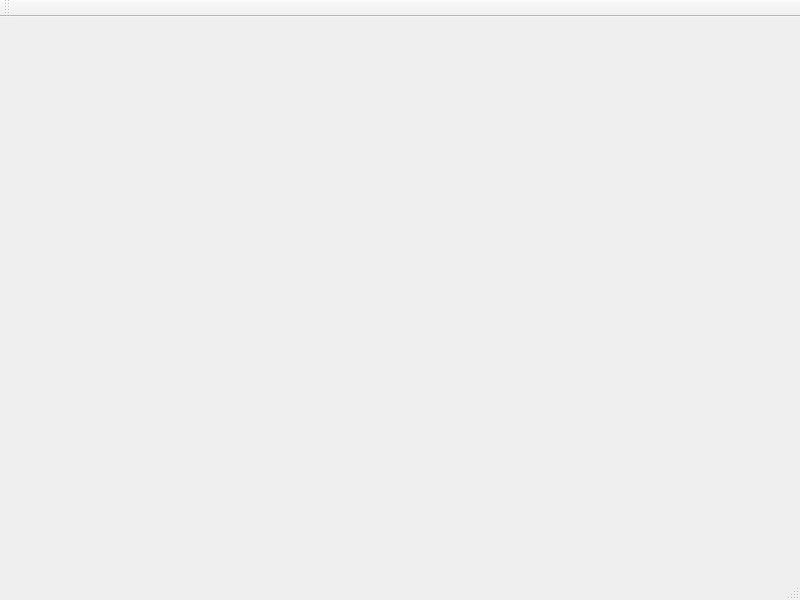
Old version of the form ui/mainwindow.ui in the repository TechCrent/VectorGraphicsEditor.
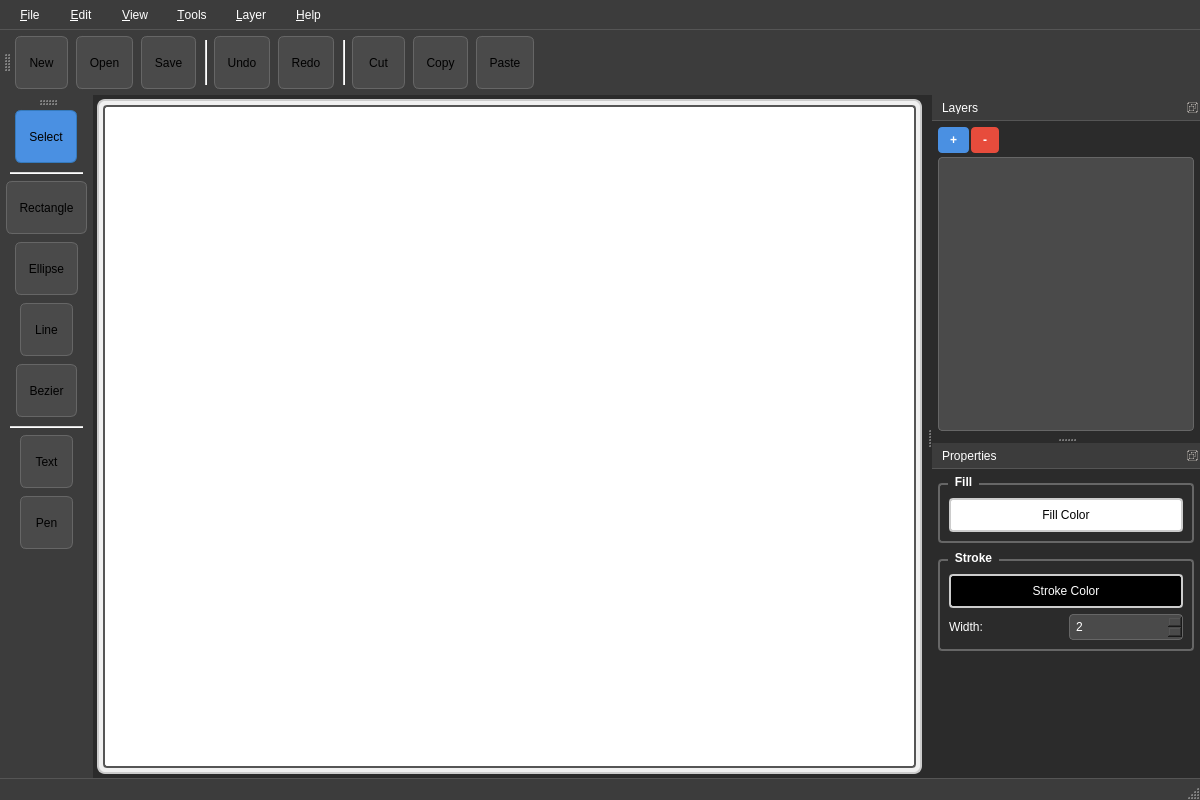
New version of the form. Icons and pictures are not drawn. Custom widgets are drawn as their Qt base class.

Diff of the .ui file:
```diff
--- a/ui/mainwindow.ui
+++ b/ui/mainwindow.ui
@@ -6,49 +6,283 @@
    <rect>
     <x>0</x>
     <y>0</y>
-    <width>800</width>
-    <height>600</height>
+    <width>1200</width>
+    <height>800</height>
    </rect>
   </property>
+  <property name="minimumSize">
+   <size>
+    <width>1024</width>
+    <height>768</height>
+   </size>
+  </property>
   <property name="windowTitle">
-   <string>Vector Graphics Editor</string>
+   <string>Vector Graphics Editor - Professional</string>
+  </property>
+  <property name="windowIcon">
+   <iconset>
+    <normaloff>.</normaloff>.</iconset>
+  </property>
+  <property name="styleSheet">
+   <string notr="true">
+QMainWindow {
+    background-color: #2b2b2b;
+    color: #ffffff;
+}
+
+QMenuBar {
+    background-color: #3c3c3c;
+    color: #ffffff;
+    border-bottom: 1px solid #555555;
+    padding: 2px;
+}
+
+QMenuBar::item {
+    background-color: transparent;
+    padding: 6px 12px;
+    border-radius: 4px;
+}
+
+QMenuBar::item:selected {
+    background-color: #4a90e2;
+}
+
+QToolBar {
+    background-color: #3c3c3c;
+    border: none;
+    spacing: 4px;
+    padding: 4px;
+}
+
+QToolButton {
+    background-color: #4a4a4a;
+    border: 1px solid #666666;
+    border-radius: 6px;
+    padding: 8px;
+    margin: 2px;
+    min-width: 32px;
+    min-height: 32px;
+}
+
+QToolButton:hover {
+    background-color: #5a5a5a;
+    border-color: #4a90e2;
+}
+
+QToolButton:pressed, QToolButton:checked {
+    background-color: #4a90e2;
+    border-color: #357abd;
+}
+
+QDockWidget {
+    background-color: #2b2b2b;
+    color: #ffffff;
+    border: 1px solid #555555;
+    titlebar-close-icon: url(close.png);
+    titlebar-normal-icon: url(float.png);
+}
+
+QDockWidget::title {
+    background-color: #3c3c3c;
+    padding: 6px;
+    border-bottom: 1px solid #555555;
+    font-weight: bold;
+}
+
+QStatusBar {
+    background-color: #3c3c3c;
+    color: #ffffff;
+    border-top: 1px solid #555555;
+}
+
+#canvasWidget {
+    background-color: #ffffff;
+    border: 2px solid #555555;
+    border-radius: 4px;
+}
+   </string>
   </property>
   <widget class="QWidget" name="centralwidget">
-   <widget class="Canvas" name="canvasWidget" native="true">
-    <property name="geometry">
-     <rect>
-      <x>0</x>
-      <y>0</y>
-      <width>481</width>
-      <height>411</height>
-     </rect>
+   <layout class="QHBoxLayout" name="centralLayout">
+    <property name="spacing">
+     <number>0</number>
     </property>
-    <property name="minimumSize">
-     <size>
-      <width>400</width>
-      <height>400</height>
-     </size>
+    <property name="leftMargin">
+     <number>4</number>
     </property>
-   </widget>
+    <property name="topMargin">
+     <number>4</number>
+    </property>
+    <property name="rightMargin">
+     <number>4</number>
+    </property>
+    <property name="bottomMargin">
+     <number>4</number>
+    </property>
+    <item>
+     <widget class="QFrame" name="canvasFrame">
+      <property name="frameShape">
+       <enum>QFrame::StyledPanel</enum>
+      </property>
+      <property name="frameShadow">
+       <enum>QFrame::Raised</enum>
+      </property>
+      <property name="styleSheet">
+       <string notr="true">
+QFrame#canvasFrame {
+    background-color: #f0f0f0;
+    border: 2px solid #cccccc;
+    border-radius: 8px;
+}
+       </string>
+      </property>
+      <layout class="QVBoxLayout" name="canvasLayout">
+       <property name="spacing">
+        <number>0</number>
+       </property>
+       <property name="leftMargin">
+        <number>4</number>
+       </property>
+       <property name="topMargin">
+        <number>4</number>
+       </property>
+       <property name="rightMargin">
+        <number>4</number>
+       </property>
+       <property name="bottomMargin">
+        <number>4</number>
+       </property>
+       <item>
+        <widget class="Canvas" name="canvasWidget" native="true">
+         <property name="minimumSize">
+          <size>
+           <width>600</width>
+           <height>400</height>
+          </size>
+         </property>
+         <property name="styleSheet">
+          <string notr="true">
+Canvas {
+    background-color: white;
+    border: 1px solid #ddd;
+    border-radius: 4px;
+}
+          </string>
+         </property>
+        </widget>
+       </item>
+      </layout>
+     </widget>
+    </item>
+   </layout>
   </widget>
   <widget class="QMenuBar" name="menuBar">
    <property name="geometry">
     <rect>
      <x>0</x>
      <y>0</y>
-     <width>800</width>
-     <height>17</height>
+     <width>1200</width>
+     <height>24</height>
     </rect>
    </property>
+   <widget class="QMenu" name="menuFile">
+    <property name="title">
+     <string>&amp;File</string>
+    </property>
+    <addaction name="actionNew"/>
+    <addaction name="actionOpen"/>
+    <addaction name="actionSave"/>
+    <addaction name="actionSave_As"/>
+    <addaction name="separator"/>
+    <addaction name="actionImport_SVG"/>
+    <addaction name="actionExport_SVG"/>
+    <addaction name="separator"/>
+    <addaction name="actionExit"/>
+   </widget>
+   <widget class="QMenu" name="menuEdit">
+    <property name="title">
+     <string>&amp;Edit</string>
+    </property>
+    <addaction name="actionUndo"/>
+    <addaction name="actionRedo"/>
+    <addaction name="separator"/>
+    <addaction name="actionCut"/>
+    <addaction name="actionCopy"/>
+    <addaction name="actionPaste"/>
+    <addaction name="actionDelete"/>
+    <addaction name="separator"/>
+    <addaction name="actionSelect_All"/>
+   </widget>
+   <widget class="QMenu" name="menuView">
+    <property name="title">
+     <string>&amp;View</string>
+    </property>
+    <addaction name="actionZoom_In"/>
+    <addaction name="actionZoom_Out"/>
+    <addaction name="actionFit_to_View"/>
+    <addaction name="actionActual_Size"/>
+    <addaction name="separator"/>
+    <addaction name="actionShow_Grid"/>
+    <addaction name="actionSnap_to_Grid"/>
+    <addaction name="separator"/>
+    <addaction name="actionShow_Rulers"/>
+    <addaction name="actionShow_Guides"/>
+   </widget>
+   <widget class="QMenu" name="menuTools">
+    <property name="title">
+     <string>&amp;Tools</string>
+    </property>
+    <addaction name="actionSelect"/>
+    <addaction name="separator"/>
+    <addaction name="actionRectangle"/>
+    <addaction name="actionEllipse"/>
+    <addaction name="actionLine"/>
+    <addaction name="actionBezier"/>
+    <addaction name="separator"/>
+    <addaction name="actionText"/>
+    <addaction name="actionPen"/>
+   </widget>
+   <widget class="QMenu" name="menuLayer">
+    <property name="title">
+     <string>&amp;Layer</string>
+    </property>
+    <addaction name="actionNew_Layer"/>
+    <addaction name="actionDuplicate_Layer"/>
+    <addaction name="actionDelete_Layer"/>
+    <addaction name="separator"/>
+    <addaction name="actionMove_Layer_Up"/>
+    <addaction name="actionMove_Layer_Down"/>
+   </widget>
+   <widget class="QMenu" name="menuHelp">
+    <property name="title">
+     <string>&amp;Help</string>
+    </property>
+    <addaction name="actionAbout"/>
+    <addaction name="actionAbout_Qt"/>
+   </widget>
+   <addaction name="menuFile"/>
+   <addaction name="menuEdit"/>
+   <addaction name="menuView"/>
+   <addaction name="menuTools"/>
+   <addaction name="menuLayer"/>
+   <addaction name="menuHelp"/>
   </widget>
   <widget class="QStatusBar" name="statusBar">
-   <property name="acceptDrops">
-    <bool>true</bool>
+   <property name="styleSheet">
+    <string notr="true">
+QStatusBar {
+    border-top: 1px solid #555555;
+    padding: 2px;
+}
+    </string>
    </property>
   </widget>
   <widget class="QToolBar" name="toolBar">
    <property name="windowTitle">
-    <string>toolBar</string>
+    <string>Main Toolbar</string>
+   </property>
+   <property name="toolButtonStyle">
+    <enum>Qt::ToolButtonIconOnly</enum>
    </property>
    <attribute name="toolBarArea">
     <enum>TopToolBarArea</enum>
@@ -56,7 +290,676 @@
    <attribute name="toolBarBreak">
     <bool>false</bool>
    </attribute>
+   <addaction name="actionNew"/>
+   <addaction name="actionOpen"/>
+   <addaction name="actionSave"/>
+   <addaction name="separator"/>
+   <addaction name="actionUndo"/>
+   <addaction name="actionRedo"/>
+   <addaction name="separator"/>
+   <addaction name="actionCut"/>
+   <addaction name="actionCopy"/>
+   <addaction name="actionPaste"/>
   </widget>
+  <widget class="QToolBar" name="toolsToolBar">
+   <property name="windowTitle">
+    <string>Tools</string>
+   </property>
+   <property name="toolButtonStyle">
+    <enum>Qt::ToolButtonIconOnly</enum>
+   </property>
+   <attribute name="toolBarArea">
+    <enum>LeftToolBarArea</enum>
+   </attribute>
+   <attribute name="toolBarBreak">
+    <bool>false</bool>
+   </attribute>
+   <addaction name="actionSelect"/>
+   <addaction name="separator"/>
+   <addaction name="actionRectangle"/>
+   <addaction name="actionEllipse"/>
+   <addaction name="actionLine"/>
+   <addaction name="actionBezier"/>
+   <addaction name="separator"/>
+   <addaction name="actionText"/>
+   <addaction name="actionPen"/>
+  </widget>
+  <widget class="QDockWidget" name="layersDock">
+   <property name="features">
+    <set>QDockWidget::DockWidgetFloatable|QDockWidget::DockWidgetMovable</set>
+   </property>
+   <property name="windowTitle">
+    <string>Layers</string>
+   </property>
+   <attribute name="dockWidgetArea">
+    <number>2</number>
+   </attribute>
+   <widget class="QWidget" name="layersContent">
+    <layout class="QVBoxLayout" name="layersLayout">
+     <property name="spacing">
+      <number>4</number>
+     </property>
+     <property name="leftMargin">
+      <number>6</number>
+     </property>
+     <property name="topMargin">
+      <number>6</number>
+     </property>
+     <property name="rightMargin">
+      <number>6</number>
+     </property>
+     <property name="bottomMargin">
+      <number>6</number>
+     </property>
+     <item>
+      <widget class="QFrame" name="layerButtonsFrame">
+       <property name="frameShape">
+        <enum>QFrame::NoFrame</enum>
+       </property>
+       <layout class="QHBoxLayout" name="layerButtonsLayout">
+        <property name="spacing">
+         <number>2</number>
+        </property>
+        <property name="leftMargin">
+         <number>0</number>
+        </property>
+        <property name="topMargin">
+         <number>0</number>
+        </property>
+        <property name="rightMargin">
+         <number>0</number>
+        </property>
+        <property name="bottomMargin">
+         <number>0</number>
+        </property>
+        <item>
+         <widget class="QPushButton" name="addLayerBtn">
+          <property name="text">
+           <string>+</string>
+          </property>
+          <property name="toolTip">
+           <string>Add Layer</string>
+          </property>
+          <property name="styleSheet">
+           <string notr="true">
+QPushButton {
+    background-color: #4a90e2;
+    color: white;
+    border: none;
+    border-radius: 4px;
+    padding: 6px 12px;
+    font-weight: bold;
+}
+QPushButton:hover {
+    background-color: #357abd;
+}
+           </string>
+          </property>
+         </widget>
+        </item>
+        <item>
+         <widget class="QPushButton" name="removeLayerBtn">
+          <property name="text">
+           <string>-</string>
+          </property>
+          <property name="toolTip">
+           <string>Remove Layer</string>
+          </property>
+          <property name="styleSheet">
+           <string notr="true">
+QPushButton {
+    background-color: #e74c3c;
+    color: white;
+    border: none;
+    border-radius: 4px;
+    padding: 6px 12px;
+    font-weight: bold;
+}
+QPushButton:hover {
+    background-color: #c0392b;
+}
+           </string>
+          </property>
+         </widget>
+        </item>
+        <item>
+         <spacer name="layerButtonsSpacer">
+          <property name="orientation">
+           <enum>Qt::Horizontal</enum>
+          </property>
+          <property name="sizeHint" stdset="0">
+           <size>
+            <width>40</width>
+            <height>20</height>
+           </size>
+          </property>
+         </spacer>
+        </item>
+       </layout>
+      </widget>
+     </item>
+     <item>
+      <widget class="QListWidget" name="layersList">
+       <property name="styleSheet">
+        <string notr="true">
+QListWidget {
+    background-color: #4a4a4a;
+    border: 1px solid #666666;
+    border-radius: 4px;
+    color: #ffffff;
+    outline: none;
+}
+
+QListWidget::item {
+    background-color: #4a4a4a;
+    border-bottom: 1px solid #666666;
+    padding: 8px 12px;
+}
+
+QListWidget::item:selected {
+    background-color: #4a90e2;
+}
+
+QListWidget::item:hover {
+    background-color: #5a5a5a;
+}
+        </string>
+       </property>
+      </widget>
+     </item>
+    </layout>
+   </widget>
+  </widget>
+  <widget class="QDockWidget" name="propertiesDock">
+   <property name="features">
+    <set>QDockWidget::DockWidgetFloatable|QDockWidget::DockWidgetMovable</set>
+   </property>
+   <property name="windowTitle">
+    <string>Properties</string>
+   </property>
+   <attribute name="dockWidgetArea">
+    <number>2</number>
+   </attribute>
+   <widget class="QWidget" name="propertiesContent">
+    <layout class="QVBoxLayout" name="propertiesLayout">
+     <property name="spacing">
+      <number>8</number>
+     </property>
+     <property name="leftMargin">
+      <number>6</number>
+     </property>
+     <property name="topMargin">
+      <number>6</number>
+     </property>
+     <property name="rightMargin">
+      <number>6</number>
+     </property>
+     <property name="bottomMargin">
+      <number>6</number>
+     </property>
+     <item>
+      <widget class="QGroupBox" name="fillGroup">
+       <property name="title">
+        <string>Fill</string>
+       </property>
+       <property name="styleSheet">
+        <string notr="true">
+QGroupBox {
+    font-weight: bold;
+    border: 2px solid #666666;
+    border-radius: 4px;
+    margin-top: 8px;
+    padding-top: 4px;
+    color: #ffffff;
+}
+
+QGroupBox::title {
+    subcontrol-origin: margin;
+    left: 10px;
+    padding: 0 5px 0 5px;
+}
+        </string>
+       </property>
+       <layout class="QVBoxLayout" name="fillLayout">
+        <item>
+         <widget class="QPushButton" name="fillColorBtn">
+          <property name="text">
+           <string>Fill Color</string>
+          </property>
+          <property name="styleSheet">
+           <string notr="true">
+QPushButton {
+    background-color: #ffffff;
+    color: #000000;
+    border: 2px solid #cccccc;
+    border-radius: 4px;
+    padding: 8px;
+    font-weight: normal;
+}
+QPushButton:hover {
+    border-color: #4a90e2;
+}
+           </string>
+          </property>
+         </widget>
+        </item>
+       </layout>
+      </widget>
+     </item>
+     <item>
+      <widget class="QGroupBox" name="strokeGroup">
+       <property name="title">
+        <string>Stroke</string>
+       </property>
+       <property name="styleSheet">
+        <string notr="true">
+QGroupBox {
+    font-weight: bold;
+    border: 2px solid #666666;
+    border-radius: 4px;
+    margin-top: 8px;
+    padding-top: 4px;
+    color: #ffffff;
+}
+
+QGroupBox::title {
+    subcontrol-origin: margin;
+    left: 10px;
+    padding: 0 5px 0 5px;
+}
+        </string>
+       </property>
+       <layout class="QVBoxLayout" name="strokeLayout">
+        <item>
+         <widget class="QPushButton" name="strokeColorBtn">
+          <property name="text">
+           <string>Stroke Color</string>
+          </property>
+          <property name="styleSheet">
+           <string notr="true">
+QPushButton {
+    background-color: #000000;
+    color: #ffffff;
+    border: 2px solid #cccccc;
+    border-radius: 4px;
+    padding: 8px;
+    font-weight: normal;
+}
+QPushButton:hover {
+    border-color: #4a90e2;
+}
+           </string>
+          </property>
+         </widget>
+        </item>
+        <item>
+         <widget class="QFrame" name="strokeWidthFrame">
+          <property name="frameShape">
+           <enum>QFrame::NoFrame</enum>
+          </property>
+          <layout class="QHBoxLayout" name="strokeWidthLayout">
+           <property name="leftMargin">
+            <number>0</number>
+           </property>
+           <property name="topMargin">
+            <number>0</number>
+           </property>
+           <property name="rightMargin">
+            <number>0</number>
+           </property>
+           <property name="bottomMargin">
+            <number>0</number>
+           </property>
+           <item>
+            <widget class="QLabel" name="strokeWidthLabel">
+             <property name="text">
+              <string>Width:</string>
+             </property>
+             <property name="styleSheet">
+              <string notr="true">color: #ffffff;</string>
+             </property>
+            </widget>
+           </item>
+           <item>
+            <widget class="QSpinBox" name="strokeWidthSpinBox">
+             <property name="minimum">
+              <number>1</number>
+             </property>
+             <property name="maximum">
+              <number>100</number>
+             </property>
+             <property name="value">
+              <number>2</number>
+             </property>
+             <property name="styleSheet">
+              <string notr="true">
+QSpinBox {
+    background-color: #4a4a4a;
+    border: 1px solid #666666;
+    border-radius: 4px;
+    padding: 4px;
+    color: #ffffff;
+}
+QSpinBox:hover {
+    border-color: #4a90e2;
+}
+              </string>
+             </property>
+            </widget>
+           </item>
+          </layout>
+         </widget>
+        </item>
+       </layout>
+      </widget>
+     </item>
+     <item>
+      <spacer name="propertiesVerticalSpacer">
+       <property name="orientation">
+        <enum>Qt::Vertical</enum>
+       </property>
+       <property name="sizeHint" stdset="0">
+        <size>
+         <width>20</width>
+         <height>40</height>
+        </size>
+       </property>
+      </spacer>
+     </item>
+    </layout>
+   </widget>
+  </widget>
+  <action name="actionNew">
+   <property name="text">
+    <string>&amp;New</string>
+   </property>
+   <property name="shortcut">
+    <string>Ctrl+N</string>
+   </property>
+  </action>
+  <action name="actionOpen">
+   <property name="text">
+    <string>&amp;Open</string>
+   </property>
+   <property name="shortcut">
+    <string>Ctrl+O</string>
+   </property>
+  </action>
+  <action name="actionSave">
+   <property name="text">
+    <string>&amp;Save</string>
+   </property>
+   <property name="shortcut">
+    <string>Ctrl+S</string>
+   </property>
+  </action>
+  <action name="actionSave_As">
+   <property name="text">
+    <string>Save &amp;As...</string>
+   </property>
+   <property name="shortcut">
+    <string>Ctrl+Shift+S</string>
+   </property>
+  </action>
+  <action name="actionImport_SVG">
+   <property name="text">
+    <string>&amp;Import SVG...</string>
+   </property>
+  </action>
+  <action name="actionExport_SVG">
+   <property name="text">
+    <string>&amp;Export SVG...</string>
+   </property>
+  </action>
+  <action name="actionExit">
+   <property name="text">
+    <string>E&amp;xit</string>
+   </property>
+   <property name="shortcut">
+    <string>Ctrl+Q</string>
+   </property>
+  </action>
+  <action name="actionUndo">
+   <property name="text">
+    <string>&amp;Undo</string>
+   </property>
+   <property name="shortcut">
+    <string>Ctrl+Z</string>
+   </property>
+  </action>
+  <action name="actionRedo">
+   <property name="text">
+    <string>&amp;Redo</string>
+   </property>
+   <property name="shortcut">
+    <string>Ctrl+Y</string>
+   </property>
+  </action>
+  <action name="actionCut">
+   <property name="text">
+    <string>Cu&amp;t</string>
+   </property>
+   <property name="shortcut">
+    <string>Ctrl+X</string>
+   </property>
+  </action>
+  <action name="actionCopy">
+   <property name="text">
+    <string>&amp;Copy</string>
+   </property>
+   <property name="shortcut">
+    <string>Ctrl+C</string>
+   </property>
+  </action>
+  <action name="actionPaste">
+   <property name="text">
+    <string>&amp;Paste</string>
+   </property>
+   <property name="shortcut">
+    <string>Ctrl+V</string>
+   </property>
+  </action>
+  <action name="actionDelete">
+   <property name="text">
+    <string>&amp;Delete</string>
+   </property>
+   <property name="shortcut">
+    <string>Del</string>
+   </property>
+  </action>
+  <action name="actionSelect_All">
+   <property name="text">
+    <string>Select &amp;All</string>
+   </property>
+   <property name="shortcut">
+    <string>Ctrl+A</string>
+   </property>
+  </action>
+  <action name="actionZoom_In">
+   <property name="text">
+    <string>Zoom &amp;In</string>
+   </property>
+   <property name="shortcut">
+    <string>Ctrl+=</string>
+   </property>
+  </action>
+  <action name="actionZoom_Out">
+   <property name="text">
+    <string>Zoom &amp;Out</string>
+   </property>
+   <property name="shortcut">
+    <string>Ctrl+-</string>
+   </property>
+  </action>
+  <action name="actionFit_to_View">
+   <property name="text">
+    <string>&amp;Fit to View</string>
+   </property>
+   <property name="shortcut">
+    <string>Ctrl+0</string>
+   </property>
+  </action>
+  <action name="actionActual_Size">
+   <property name="text">
+    <string>&amp;Actual Size</string>
+   </property>
+   <property name="shortcut">
+    <string>Ctrl+1</string>
+   </property>
+  </action>
+  <action name="actionShow_Grid">
+   <property name="text">
+    <string>Show &amp;Grid</string>
+   </property>
+   <property name="checkable">
+    <bool>true</bool>
+   </property>
+   <property name="checked">
+    <bool>true</bool>
+   </property>
+  </action>
+  <action name="actionSnap_to_Grid">
+   <property name="text">
+    <string>&amp;Snap to Grid</string>
+   </property>
+   <property name="checkable">
+    <bool>true</bool>
+   </property>
+  </action>
+  <action name="actionShow_Rulers">
+   <property name="text">
+    <string>Show &amp;Rulers</string>
+   </property>
+   <property name="checkable">
+    <bool>true</bool>
+   </property>
+  </action>
+  <action name="actionShow_Guides">
+   <property name="text">
+    <string>Show G&amp;uides</string>
+   </property>
+   <property name="checkable">
+    <bool>true</bool>
+   </property>
+  </action>
+  <action name="actionSelect">
+   <property name="text">
+    <string>&amp;Select</string>
+   </property>
+   <property name="checkable">
+    <bool>true</bool>
+   </property>
+   <property name="checked">
+    <bool>true</bool>
+   </property>
+   <property name="shortcut">
+    <string>V</string>
+   </property>
+  </action>
+  <action name="actionRectangle">
+   <property name="text">
+    <string>&amp;Rectangle</string>
+   </property>
+   <property name="checkable">
+    <bool>true</bool>
+   </property>
+   <property name="shortcut">
+    <string>R</string>
+   </property>
+  </action>
+  <action name="actionEllipse">
+   <property name="text">
+    <string>&amp;Ellipse</string>
+   </property>
+   <property name="checkable">
+    <bool>true</bool>
+   </property>
+   <property name="shortcut">
+    <string>E</string>
+   </property>
+  </action>
+  <action name="actionLine">
+   <property name="text">
+    <string>&amp;Line</string>
+   </property>
+   <property name="checkable">
+    <bool>true</bool>
+   </property>
+   <property name="shortcut">
+    <string>L</string>
+   </property>
+  </action>
+  <action name="actionBezier">
+   <property name="text">
+    <string>&amp;Bezier</string>
+   </property>
+   <property name="checkable">
+    <bool>true</bool>
+   </property>
+   <property name="shortcut">
+    <string>B</string>
+   </property>
+  </action>
+  <action name="actionText">
+   <property name="text">
+    <string>&amp;Text</string>
+   </property>
+   <property name="checkable">
+    <bool>true</bool>
+   </property>
+   <property name="shortcut">
+    <string>T</string>
+   </property>
+  </action>
+  <action name="actionPen">
+   <property name="text">
+    <string>&amp;Pen</string>
+   </property>
+   <property name="checkable">
+    <bool>true</bool>
+   </property>
+   <property name="shortcut">
+    <string>P</string>
+   </property>
+  </action>
+  <action name="actionNew_Layer">
+   <property name="text">
+    <string>&amp;New Layer</string>
+   </property>
+   <property name="shortcut">
+    <string>Ctrl+Shift+N</string>
+   </property>
+  </action>
+  <action name="actionDuplicate_Layer">
+   <property name="text">
+    <string>&amp;Duplicate Layer</string>
+   </property>
+  </action>
+  <action name="actionDelete_Layer">
+   <property name="text">
+    <string>&amp;Delete Layer</string>
+   </property>
+  </action>
+  <action name="actionMove_Layer_Up">
+   <property name="text">
+    <string>Move Layer &amp;Up</string>
+   </property>
+  </action>
+  <action name="actionMove_Layer_Down">
+   <property name="text">
+    <string>Move Layer &amp;Down</string>
+   </property>
+  </action>
+  <action name="actionAbout">
+   <property name="text">
+    <string>&amp;About</string>
+   </property>
+  </action>
+  <action name="actionAbout_Qt">
+   <property name="text">
+    <string>About &amp;Qt</string>
+   </property>
+  </action>
  </widget>
  <customwidgets>
   <customwidget>
```
Left out of the diff: 2 changed lines with no effect on the pictures.
